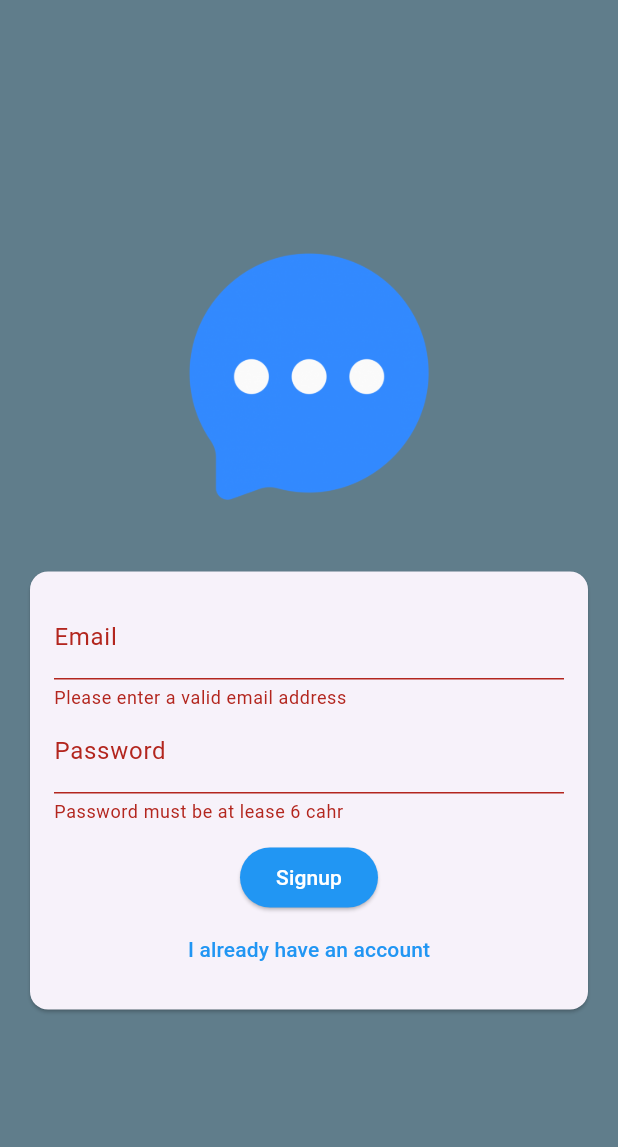
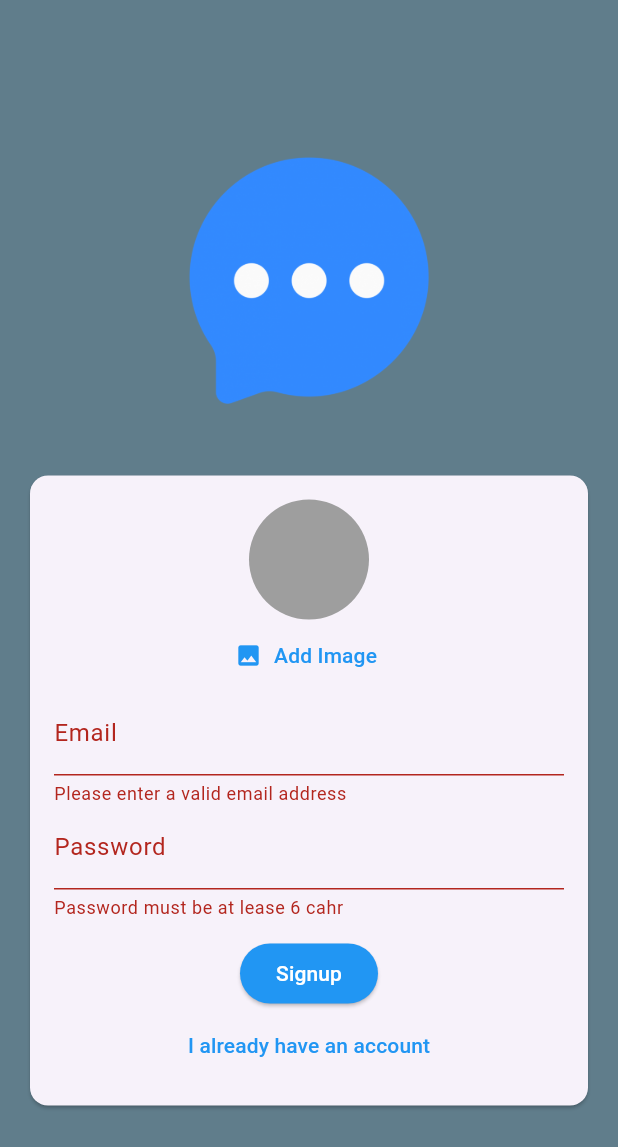
Before and after one commit to manoharacharyaa/chat_app, a Flutter app: the screen it shows after launch, after a tap on "Login", after a tap on "Create an account", on a phone screen of 412 x 824 dp. Shown: the top 1147 px of the screen. Run offline on Flutter 3.47's test engine with Material 3 defaults, Android fonts, the phone set to English and light mode, and no system bars; our stand-ins replace firebase_auth, firebase_core, firebase_storage, image_picker; accounts and stored records are empty.

Commit message:
8. uploading user image in signup

```diff
--- a/lib/screens/auth.dart
+++ b/lib/screens/auth.dart
@@ -1,5 +1,8 @@
 // ignore_for_file: unused_element, unused_field, avoid_print
+import 'dart:io';
+import 'package:chat_app/widgets/user_image_picker.dart';
 import 'package:firebase_auth/firebase_auth.dart';
+import 'package:firebase_storage/firebase_storage.dart';
 import 'package:flutter/material.dart';
 
 final _firebase = FirebaseAuth.instance;
@@ -13,18 +16,23 @@ class AuthScreen extends StatefulWidget {
 
 class _AuthScreenState extends State<AuthScreen> {
   var _isLogin = true;
+  var _isAuthenticating = false;
   var _enteredEmail = '';
   var _enteredPassword = '';
+  File? _selectedImage;
   final _form = GlobalKey<FormState>();
 
   void _sumbit() async {
     final isValid = _form.currentState!.validate();
-    if (!isValid) {
+    if (!isValid || !_isLogin && _selectedImage == null) {
       return;
     }
     _form.currentState!.save();
 
     try {
+      setState(() {
+        _isAuthenticating = true;
+      });
       if (_isLogin) {
         final userCredentials = await _firebase.signInWithEmailAndPassword(
           email: _enteredEmail,
@@ -36,7 +44,15 @@ class _AuthScreenState extends State<AuthScreen> {
           email: _enteredEmail,
           password: _enteredPassword,
         );
+        final storageRef = FirebaseStorage.instance
+            .ref()
+            .child('user_images')
+            .child('${userCredentials.user!.uid}.jpg');
         print(userCredentials);
+
+        await storageRef.putFile(_selectedImage!);
+        final imageUrl = await storageRef.getDownloadURL();
+        print(imageUrl);
       }
     } on FirebaseAuthException catch (error) {
       if (error.code == '') {}
@@ -46,6 +62,9 @@ class _AuthScreenState extends State<AuthScreen> {
           content: Text(error.message ?? 'Auhentication failed'),
         ),
       );
+      setState(() {
+        _isAuthenticating = false;
+      });
     }
   }
 
@@ -79,6 +98,12 @@ class _AuthScreenState extends State<AuthScreen> {
                       key: _form,
                       child: Column(
                         children: [
+                          if (!_isLogin)
+                            UserImagePicker(
+                              onPickImage: (pickedImage) {
+                                _selectedImage = pickedImage;
+                              },
+                            ),
                           TextFormField(
                               decoration: const InputDecoration(
                                 labelText: 'Email',
@@ -113,7 +138,9 @@ class _AuthScreenState extends State<AuthScreen> {
                             },
                           ),
                           const SizedBox(height: 12),
-                          ElevatedButton(
+                          _isAuthenticating
+                              ? const CircularProgressIndicator()
+                              : ElevatedButton(
                                   onPressed: _sumbit,
                                   style: ElevatedButton.styleFrom(
                                     backgroundColor: Colors.blue,
--- /dev/null
+++ b/lib/widgets/user_image_picker.dart
@@ -0,0 +1,63 @@
+// ignore_for_file: unused_element
+import 'dart:io';
+import 'package:flutter/material.dart';
+import 'package:image_picker/image_picker.dart';
+
+class UserImagePicker extends StatefulWidget {
+  const UserImagePicker({
+    super.key,
+    required this.onPickImage,
+  });
+
+  final void Function(File pickedImage) onPickImage;
+
+  @override
+  State<StatefulWidget> createState() => _UserImagePickerState();
+}
+
+class _UserImagePickerState extends State<UserImagePicker> {
+  File? _pickedImageFile;
+
+  void _pickImage() async {
+    final pickedImage = await ImagePicker().pickImage(
+      source: ImageSource.camera,
+      imageQuality: 50,
+      maxWidth: 150,
+    );
+    if (pickedImage == null) {
+      return;
+    }
+    setState(() {
+      _pickedImageFile = File(pickedImage.path);
+    });
+
+    widget.onPickImage(_pickedImageFile!);
+  }
+
+  @override
+  Widget build(BuildContext context) {
+    return Column(
+      children: [
+        CircleAvatar(
+          radius: 40,
+          backgroundColor: Colors.grey,
+          foregroundImage:
+              _pickedImageFile != null ? FileImage(_pickedImageFile!) : null,
+        ),
+        TextButton.icon(
+          onPressed: _pickImage,
+          label: Text(
+            'Add Image',
+            style: TextStyle(
+              color: Colors.blue,
+            ),
+          ),
+          icon: Icon(
+            Icons.image,
+            color: Colors.blue,
+          ),
+        ),
+      ],
+    );
+  }
+}
```
Lines whose indentation alone changed are shown as unchanged.
